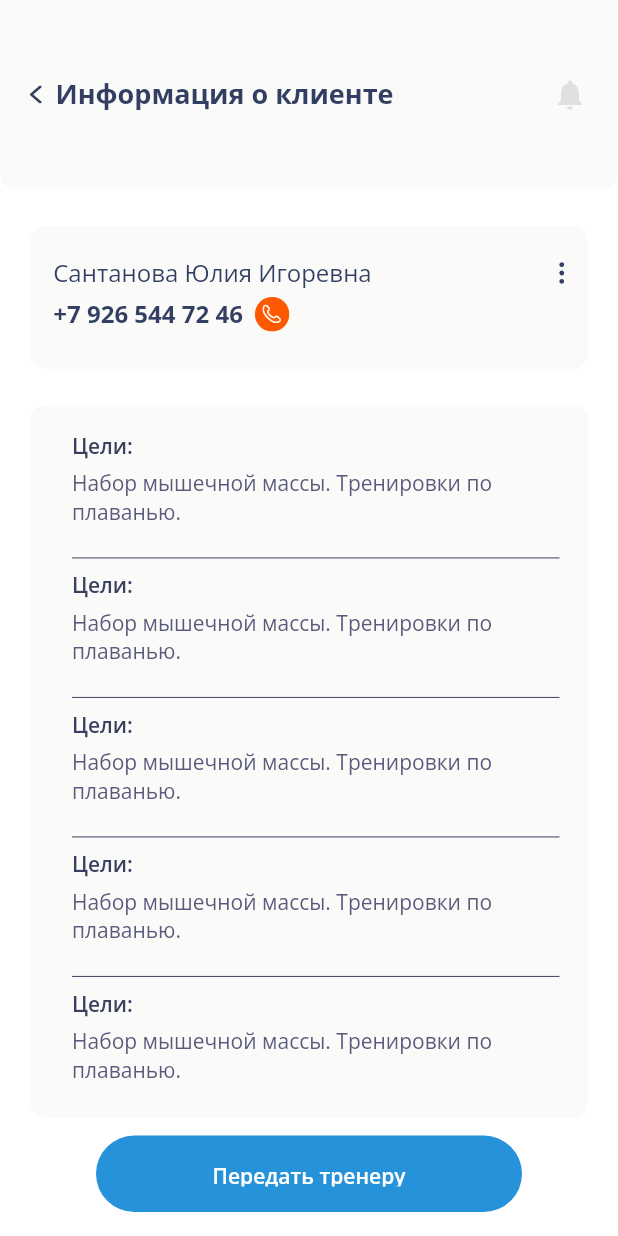
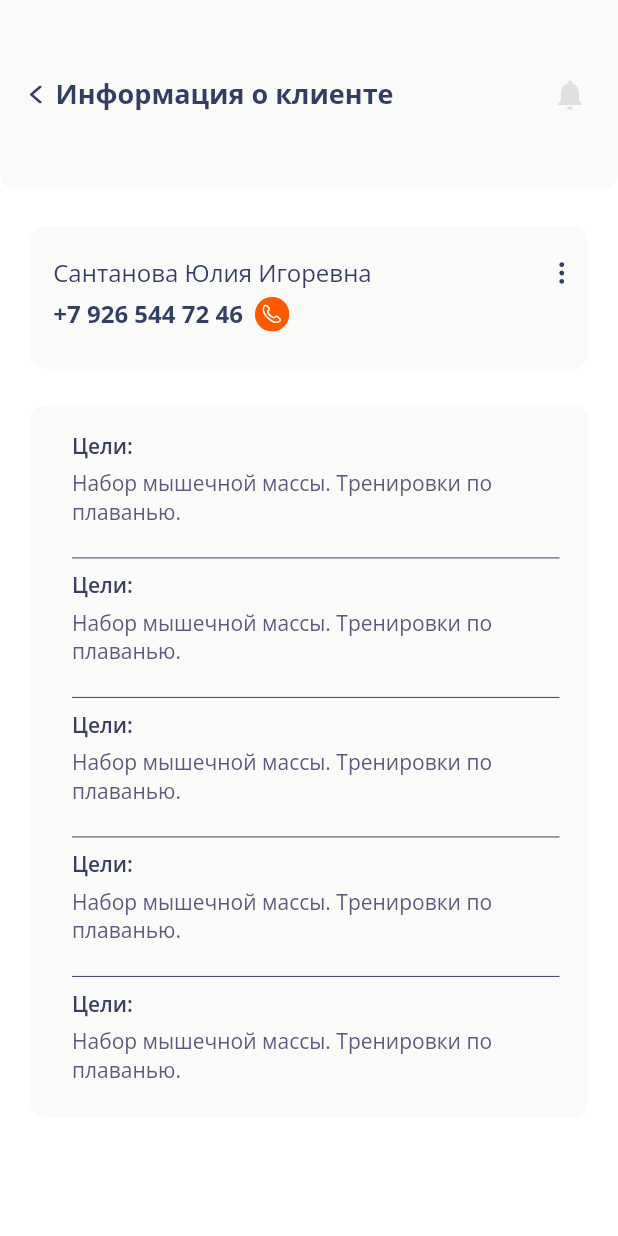
Before and after one commit to flutfix/fox_fit, a Flutter app: the screen it shows after launch, on a phone screen of 412 x 824 dp. Run offline on Flutter 3.47's test engine with Material 2 defaults, Android fonts, the phone set to English and light mode, and no system bars; drawn by our look-alikes of pull_to_refresh; our stand-ins replace dio, flutter_svg, get, mask_text_input_formatter; network calls fail.

Commit message:
Фикс

```diff
--- a/lib/screens/customer_information/customer_information.dart
+++ b/lib/screens/customer_information/customer_information.dart
@@ -140,7 +140,8 @@ class _CustomerInformationPageState extends State<CustomerInformationPage> {
           ),
         ),
       ),
-        floatingActionButton: Padding(
+      floatingActionButton: widget.isHandingButton
+          ? Padding(
               padding: const EdgeInsets.symmetric(horizontal: 64),
               child: CustomTextButton(
                 height: 51,
@@ -148,7 +149,9 @@ class _CustomerInformationPageState extends State<CustomerInformationPage> {
                 backgroundColor: theme.colorScheme.secondary,
                 textStyle: theme.textTheme.button!,
               ),
-        ));
+            )
+          : const SizedBox(),
+    );
   }
 
   void showBottomSheet({required ThemeData theme}) {
```
Lines whose indentation alone changed are shown as unchanged.
